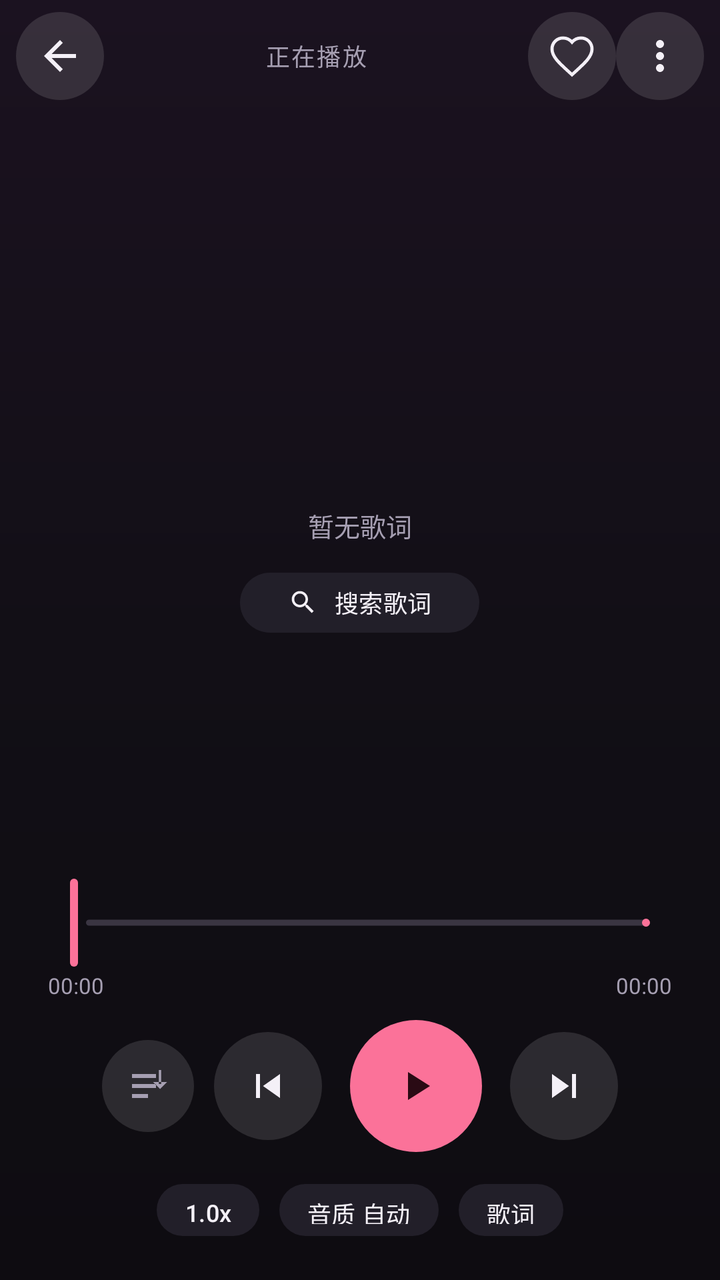
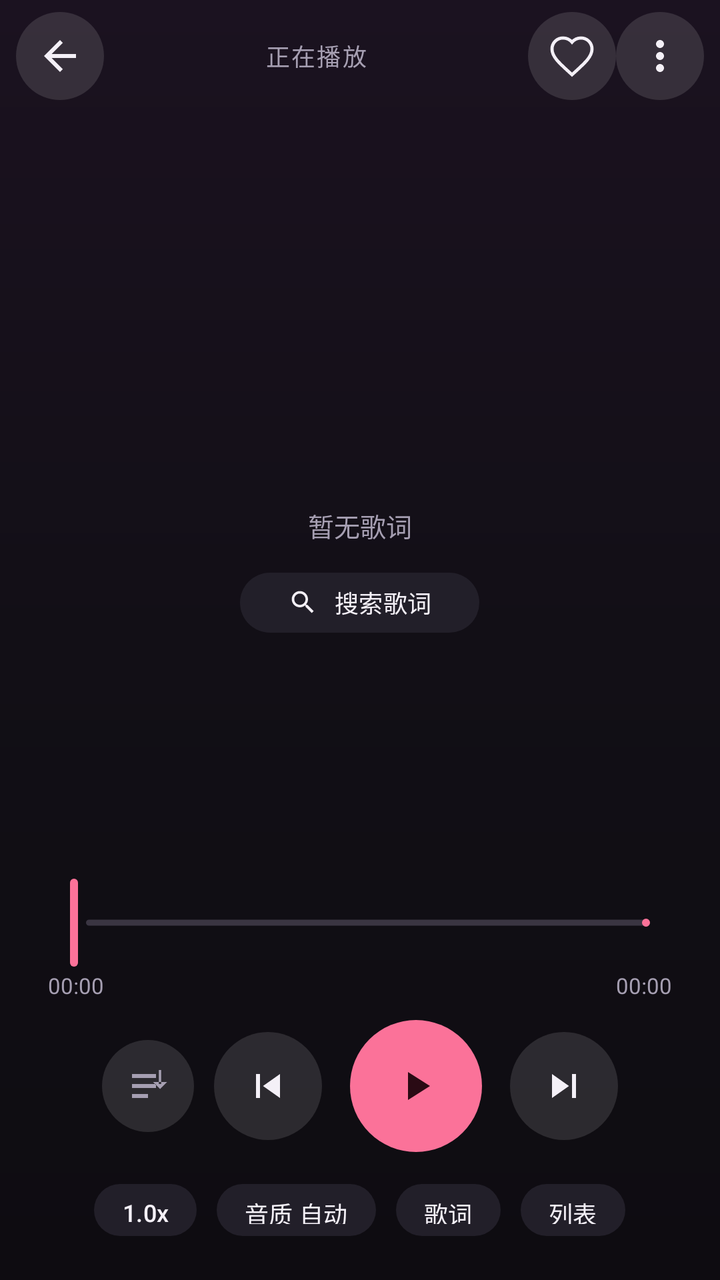

Compare the two renders of this Android layout. The source of the first and the diff that turns it into the second are given below.
<!-- AndroidManifest.xml: application theme Theme.BiliListen -->
<!-- res/layout/activity_player.xml -->
<?xml version="1.0" encoding="utf-8"?>
<LinearLayout xmlns:android="http://schemas.android.com/apk/res/android"
    xmlns:app="http://schemas.android.com/apk/res-auto"
    android:layout_width="match_parent"
    android:layout_height="match_parent"
    android:background="@drawable/bg_player"
    android:fitsSystemWindows="true"
    android:orientation="vertical">

    <LinearLayout
        android:layout_width="match_parent"
        android:layout_height="56dp"
        android:gravity="center_vertical"
        android:orientation="horizontal"
        android:paddingHorizontal="8dp">

        <ImageButton
            android:id="@+id/btn_back"
            android:layout_width="44dp"
            android:layout_height="44dp"
            android:background="@drawable/bg_circle"
            android:contentDescription="返回"
            android:padding="10dp"
            android:src="@drawable/ic_back"
            app:tint="@color/on_bg" />

        <TextView
            android:id="@+id/tv_header"
            android:layout_width="0dp"
            android:layout_height="wrap_content"
            android:layout_weight="1"
            android:gravity="center"
            android:letterSpacing="0.06"
            android:text="正在播放"
            android:textColor="@color/on_bg_dim"
            android:textSize="12sp" />

        <ImageButton
            android:id="@+id/btn_fav"
            android:layout_width="44dp"
            android:layout_height="44dp"
            android:background="@drawable/bg_circle"
            android:contentDescription="我喜欢"
            android:padding="11dp"
            android:src="@drawable/ic_fav_off"
            app:tint="@color/on_bg" />

        <ImageButton
            android:id="@+id/btn_more"
            android:layout_width="44dp"
            android:layout_height="44dp"
            android:background="@drawable/bg_circle"
            android:contentDescription="更多"
            android:padding="12dp"
            android:src="@drawable/ic_more"
            app:tint="@color/on_bg" />
    </LinearLayout>

    <FrameLayout
        android:id="@+id/media_area"
        android:layout_width="match_parent"
        android:layout_height="wrap_content"
        android:layout_marginTop="8dp">

        <com.google.android.material.imageview.ShapeableImageView
            android:id="@+id/iv_cover"
            android:layout_width="250dp"
            android:layout_height="wrap_content"
            android:layout_gravity="center_horizontal"
            android:adjustViewBounds="true"
            android:background="@color/surface_high"
            android:maxHeight="220dp"
            android:scaleType="fitCenter"
            app:shapeAppearanceOverlay="@style/ShapeAppearance.BiliListen.Cover" />

        <SurfaceView
            android:id="@+id/surface_video"
            android:layout_width="match_parent"
            android:layout_height="210dp"
            android:layout_marginHorizontal="16dp"
            android:background="#000000"
            android:visibility="gone" />

        <TextView
            android:id="@+id/tv_video_caption"
            android:layout_width="match_parent"
            android:layout_height="wrap_content"
            android:layout_gravity="bottom"
            android:layout_marginHorizontal="16dp"
            android:background="#99000000"
            android:ellipsize="end"
            android:gravity="center"
            android:paddingHorizontal="12dp"
            android:paddingVertical="6dp"
            android:singleLine="true"
            android:textColor="#FFFFFF"
            android:textSize="14sp"
            android:visibility="gone" />
    </FrameLayout>

    <TextView
        android:id="@+id/tv_title"
        android:layout_width="match_parent"
        android:layout_height="wrap_content"
        android:layout_marginTop="18dp"
        android:ellipsize="marquee"
        android:focusable="true"
        android:focusableInTouchMode="true"
        android:gravity="center"
        android:marqueeRepeatLimit="marquee_forever"
        android:paddingHorizontal="28dp"
        android:singleLine="true"
        android:textColor="@color/on_bg"
        android:textSize="19sp"
        android:textStyle="bold" />

    <TextView
        android:id="@+id/tv_artist"
        android:layout_width="match_parent"
        android:layout_height="wrap_content"
        android:layout_marginTop="6dp"
        android:gravity="center"
        android:paddingHorizontal="28dp"
        android:singleLine="true"
        android:textColor="@color/on_bg_dim"
        android:textSize="12sp" />

    <FrameLayout
        android:layout_width="match_parent"
        android:layout_height="0dp"
        android:layout_marginTop="6dp"
        android:layout_weight="1"
        android:minHeight="60dp">

        <androidx.recyclerview.widget.RecyclerView
            android:id="@+id/rv_lyrics"
            android:layout_width="match_parent"
            android:layout_height="match_parent"
            android:clipToPadding="false"
            android:paddingVertical="24dp" />

        <LinearLayout
            android:id="@+id/lyric_empty"
            android:layout_width="match_parent"
            android:layout_height="match_parent"
            android:gravity="center"
            android:orientation="vertical">

            <TextView
                android:id="@+id/tv_lyric_tip"
                android:layout_width="wrap_content"
                android:layout_height="wrap_content"
                android:text="@string/no_lyric"
                android:textColor="@color/on_bg_dim"
                android:textSize="13sp" />

            <com.google.android.material.button.MaterialButton
                android:id="@+id/btn_search_lyric"
                style="@style/Widget.BiliListen.TonalButton"
                android:layout_width="wrap_content"
                android:layout_height="38dp"
                android:layout_marginTop="10dp"
                android:minWidth="0dp"
                android:text="@string/search_lyric"
                android:textSize="12sp"
                app:icon="@drawable/ic_search"
                app:iconSize="15dp"
                app:iconTint="@color/on_bg" />
        </LinearLayout>
    </FrameLayout>

    <com.google.android.material.slider.Slider
        android:id="@+id/seek"
        android:layout_width="match_parent"
        android:layout_height="wrap_content"
        android:layout_marginHorizontal="20dp"
        android:valueFrom="0"
        android:valueTo="1000"
        app:labelBehavior="gone"
        app:thumbColor="@color/bili_pink"
        app:thumbRadius="6dp"
        app:trackColorActive="@color/bili_pink"
        app:trackColorInactive="#3A3542"
        app:trackHeight="3dp" />

    <LinearLayout
        android:layout_width="match_parent"
        android:layout_height="wrap_content"
        android:orientation="horizontal"
        android:paddingHorizontal="24dp">

        <TextView
            android:id="@+id/tv_position"
            android:layout_width="0dp"
            android:layout_height="wrap_content"
            android:layout_weight="1"
            android:text="00:00"
            android:textColor="@color/on_bg_dim"
            android:textSize="11sp" />

        <TextView
            android:id="@+id/tv_duration"
            android:layout_width="wrap_content"
            android:layout_height="wrap_content"
            android:text="00:00"
            android:textColor="@color/on_bg_dim"
            android:textSize="11sp" />
    </LinearLayout>

    <LinearLayout
        android:layout_width="match_parent"
        android:layout_height="wrap_content"
        android:layout_marginTop="10dp"
        android:gravity="center"
        android:orientation="horizontal">

        <ImageButton
            android:id="@+id/btn_mode"
            android:layout_width="46dp"
            android:layout_height="46dp"
            android:background="@drawable/bg_circle"
            android:contentDescription="播放模式"
            android:padding="12dp"
            android:src="@drawable/ic_play_order"
            app:tint="@color/on_bg_dim" />

        <ImageButton
            android:id="@+id/btn_prev"
            android:layout_width="54dp"
            android:layout_height="54dp"
            android:layout_marginStart="10dp"
            android:background="@drawable/bg_circle"
            android:contentDescription="上一首"
            android:padding="12dp"
            android:src="@drawable/ic_prev"
            app:tint="@color/on_bg" />

        <ImageButton
            android:id="@+id/btn_play"
            android:layout_width="66dp"
            android:layout_height="66dp"
            android:layout_marginHorizontal="14dp"
            android:background="@drawable/bg_play_circle"
            android:contentDescription="@string/mini_play"
            android:padding="20dp"
            android:src="@drawable/ic_play"
            app:tint="#2A0A14" />

        <ImageButton
            android:id="@+id/btn_next"
            android:layout_width="54dp"
            android:layout_height="54dp"
            android:background="@drawable/bg_circle"
            android:contentDescription="下一首"
            android:padding="12dp"
            android:src="@drawable/ic_next"
            app:tint="@color/on_bg" />
    </LinearLayout>

    <LinearLayout
        android:layout_width="match_parent"
        android:layout_height="wrap_content"
        android:layout_marginTop="12dp"
        android:layout_marginBottom="18dp"
        android:gravity="center"
        android:orientation="horizontal">

        <com.google.android.material.button.MaterialButton
            android:id="@+id/btn_speed"
            style="@style/Widget.BiliListen.TonalButton"
            android:layout_width="wrap_content"
            android:layout_height="34dp"
            android:minWidth="0dp"
            android:paddingHorizontal="14dp"
            android:text="1.0x"
            android:textSize="12sp" />

        <com.google.android.material.button.MaterialButton
            android:id="@+id/btn_quality"
            style="@style/Widget.BiliListen.TonalButton"
            android:layout_width="wrap_content"
            android:layout_height="34dp"
            android:layout_marginStart="10dp"
            android:minWidth="0dp"
            android:paddingHorizontal="14dp"
            android:text="音质 自动"
            android:textSize="12sp" />

        <com.google.android.material.button.MaterialButton
            android:id="@+id/btn_lyric"
            style="@style/Widget.BiliListen.TonalButton"
            android:layout_width="wrap_content"
            android:layout_height="34dp"
            android:layout_marginStart="10dp"
            android:minWidth="0dp"
            android:paddingHorizontal="14dp"
            android:text="歌词"
            android:textSize="12sp" />
    </LinearLayout>

</LinearLayout>
<!-- resources referenced by this layout -->
<resources>
  <color name="bili_pink">#FB7299</color>
  <color name="on_bg">#F4F0F7</color>
  <color name="on_bg_dim">#A69FB2</color>
  <color name="surface_high">#221F29</color>
  <!-- drawable bg_circle (drawable) -->
  <?xml version="1.0" encoding="utf-8"?>
  <ripple xmlns:android="http://schemas.android.com/apk/res/android"
      android:color="#33FB7299">
      <item>
          <shape android:shape="oval">
              <solid android:color="#1FFFFFFF" />
          </shape>
      </item>
  </ripple>
  <!-- drawable bg_play_circle (drawable) -->
  <?xml version="1.0" encoding="utf-8"?>
  <ripple xmlns:android="http://schemas.android.com/apk/res/android"
      android:color="#40FB7299">
      <item>
          <shape android:shape="oval">
              <solid android:color="@color/bili_pink" />
          </shape>
      </item>
  </ripple>
  <!-- drawable bg_player (drawable) -->
  <?xml version="1.0" encoding="utf-8"?>
  <shape xmlns:android="http://schemas.android.com/apk/res/android" android:shape="rectangle">
      <gradient
          android:angle="270"
          android:startColor="#1B1220"
          android:centerColor="#120F16"
          android:endColor="#0E0C11"
          android:type="linear" />
  </shape>
  <!-- drawable ic_back (drawable) -->
  <vector xmlns:android="http://schemas.android.com/apk/res/android"
      android:width="24dp" android:height="24dp"
      android:viewportWidth="24" android:viewportHeight="24"
      android:tint="@android:color/white">
      <path android:fillColor="@android:color/white" android:pathData="M20,11H7.83l5.59,-5.59L12,4l-8,8 8,8 1.41,-1.41L7.83,13H20v-2z" />
  </vector>
  <!-- drawable ic_next (drawable) -->
  <vector xmlns:android="http://schemas.android.com/apk/res/android"
      android:width="24dp" android:height="24dp"
      android:viewportWidth="24" android:viewportHeight="24"
      android:tint="@android:color/white">
      <path android:fillColor="@android:color/white" android:pathData="M6,18l8.5,-6L6,6v12zM16,6v12h2V6h-2z" />
  </vector>
  <!-- drawable ic_play (drawable) -->
  <vector xmlns:android="http://schemas.android.com/apk/res/android"
      android:width="24dp" android:height="24dp"
      android:viewportWidth="24" android:viewportHeight="24"
      android:tint="@android:color/white">
      <path android:fillColor="@android:color/white" android:pathData="M8,5v14l11,-7z" />
  </vector>
  <!-- drawable ic_play_order (drawable) -->
  <vector xmlns:android="http://schemas.android.com/apk/res/android"
      android:width="24dp"
      android:height="24dp"
      android:viewportWidth="24"
      android:viewportHeight="24"
      android:tint="@android:color/white">
      <path
          android:fillColor="@android:color/white"
          android:pathData="M4,6h12v2H4V6zM4,11h12v2H4V11zM4,16h8v2H4V16zM17.4,4h1.2v7h-1.2zM14.5,10L18,13.5L21.5,10Z" />
  </vector>
  <!-- drawable ic_prev (drawable) -->
  <vector xmlns:android="http://schemas.android.com/apk/res/android"
      android:width="24dp" android:height="24dp"
      android:viewportWidth="24" android:viewportHeight="24"
      android:tint="@android:color/white">
      <path android:fillColor="@android:color/white" android:pathData="M6,6h2v12H6zM9.5,12l8.5,6V6z" />
  </vector>
  <string name="mini_play">播放</string>
  <string name="no_lyric">暂无歌词</string>
  <string name="search_lyric">搜索歌词</string>
  <style name="ShapeAppearance.BiliListen.Cover" parent="">
          <item name="cornerFamily">rounded</item>
          <item name="cornerSize">16dp</item>
      </style>
  <style name="Widget.BiliListen.TonalButton" parent="Widget.Material3.Button.TonalButton">
          <item name="backgroundTint">@color/surface_high</item>
          <item name="android:textColor">@color/on_bg</item>
          <item name="cornerRadius">26dp</item>
          <item name="android:textAllCaps">false</item>
      </style>
  <color name="bili_blue">#23ADE5</color>
  <color name="bg">#0E0C11</color>
  <color name="surface">#17151C</color>
  <!-- unchanged entries left out for length: 4 -->
</resources>

<!-- the commit's change to res/layout/activity_player.xml (unified diff, before → after) -->
@@ -296,6 +296,17 @@
             android:paddingHorizontal="14dp"
             android:text="歌词"
             android:textSize="12sp" />
+
+        <com.google.android.material.button.MaterialButton
+            android:id="@+id/btn_queue"
+            style="@style/Widget.BiliListen.TonalButton"
+            android:layout_width="wrap_content"
+            android:layout_height="34dp"
+            android:layout_marginStart="10dp"
+            android:minWidth="0dp"
+            android:paddingHorizontal="14dp"
+            android:text="列表"
+            android:textSize="12sp" />
     </LinearLayout>
 
 </LinearLayout>
